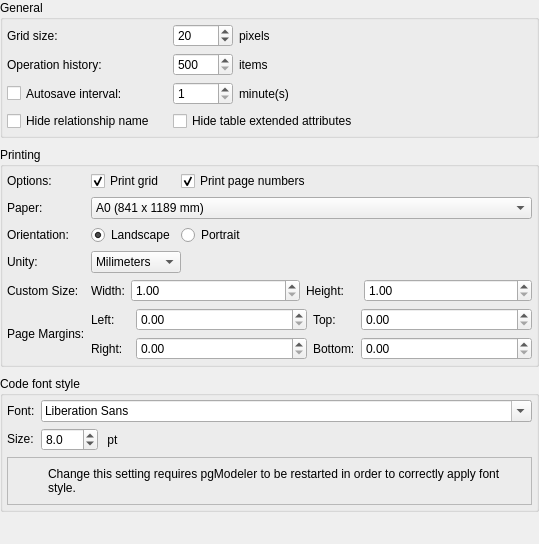
Old version of the form libpgmodeler_ui/ui/generalconfigwidget.ui in the repository pgmodeler/pgmodeler.
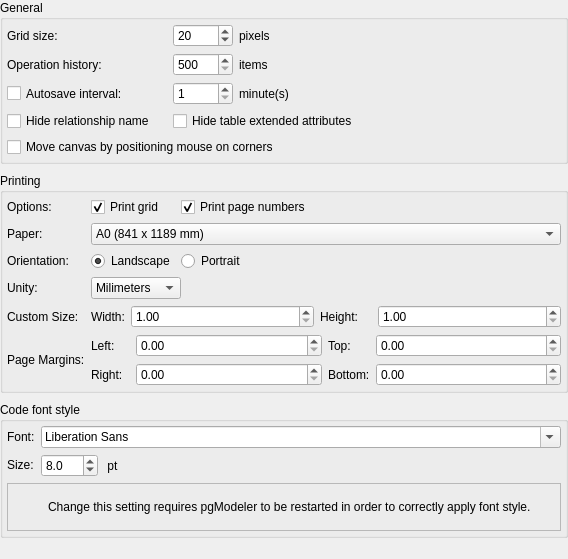
New version of the form. Icons and pictures are not drawn.

Commit message: Added support to move the canvas by positioning the mouse over corners in order to help in navigation through objects. This feature can be disabled on settings dialog.

Patch:
```diff
--- a/libpgmodeler_ui/ui/generalconfigwidget.ui
+++ b/libpgmodeler_ui/ui/generalconfigwidget.ui
@@ -6,8 +6,8 @@
    <rect>
     <x>0</x>
     <y>0</y>
-    <width>539</width>
-    <height>544</height>
+    <width>568</width>
+    <height>559</height>
    </rect>
   </property>
   <property name="minimumSize">
@@ -53,14 +53,14 @@
       <property name="bottomMargin">
        <number>4</number>
       </property>
-      <item row="3" column="0">
+      <item row="4" column="0">
        <widget class="QCheckBox" name="hide_rel_name_chk">
         <property name="text">
          <string>Hide relationship name</string>
         </property>
        </widget>
       </item>
-      <item row="1" column="0">
+      <item row="2" column="0">
        <widget class="QLabel" name="oplist_size_lbl">
         <property name="sizePolicy">
          <sizepolicy hsizetype="Preferred" vsizetype="Preferred">
@@ -79,7 +79,7 @@
         </property>
        </widget>
       </item>
-      <item row="2" column="1">
+      <item row="3" column="1">
        <layout class="QHBoxLayout" name="horizontalLayout_2">
         <item>
          <widget class="QSpinBox" name="autosave_interv_spb">
@@ -130,7 +130,7 @@
         </item>
        </layout>
       </item>
-      <item row="1" column="1">
+      <item row="2" column="1">
        <layout class="QHBoxLayout" name="horizontalLayout_3">
         <item>
          <widget class="QSpinBox" name="oplist_size_spb">
@@ -181,7 +181,7 @@
         </item>
        </layout>
       </item>
-      <item row="2" column="0">
+      <item row="3" column="0">
        <widget class="QCheckBox" name="autosave_interv_chk">
         <property name="sizePolicy">
          <sizepolicy hsizetype="Preferred" vsizetype="Preferred">
@@ -200,14 +200,14 @@
         </property>
        </widget>
       </item>
-      <item row="3" column="1">
+      <item row="4" column="1">
        <widget class="QCheckBox" name="hide_ext_attribs_chk">
         <property name="text">
          <string>Hide table extended attributes</string>
         </property>
        </widget>
       </item>
-      <item row="0" column="1">
+      <item row="1" column="1">
        <layout class="QHBoxLayout" name="horizontalLayout_4">
         <item>
          <widget class="QSpinBox" name="grid_size_spb">
@@ -264,7 +264,7 @@
         </item>
        </layout>
       </item>
-      <item row="0" column="0">
+      <item row="1" column="0">
        <widget class="QLabel" name="grid_size_lbl">
         <property name="sizePolicy">
          <sizepolicy hsizetype="Preferred" vsizetype="Preferred">
@@ -283,6 +283,16 @@
         </property>
        </widget>
       </item>
+      <item row="5" column="0" colspan="2">
+       <widget class="QCheckBox" name="corner_move_chk">
+        <property name="text">
+         <string>Move canvas by positioning mouse on corners</string>
+        </property>
+        <property name="checked">
+         <bool>false</bool>
+        </property>
+       </widget>
+      </item>
      </layout>
     </widget>
    </item>
```
The commit also changes 9 other files.
